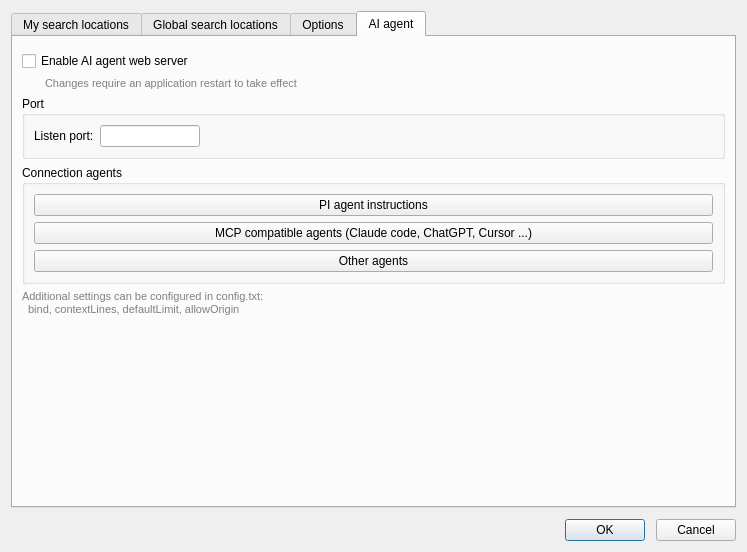
First picture: the form in dialogs/SettingsDialog.ui, repository otengler/CodeBeagle, before the edit.
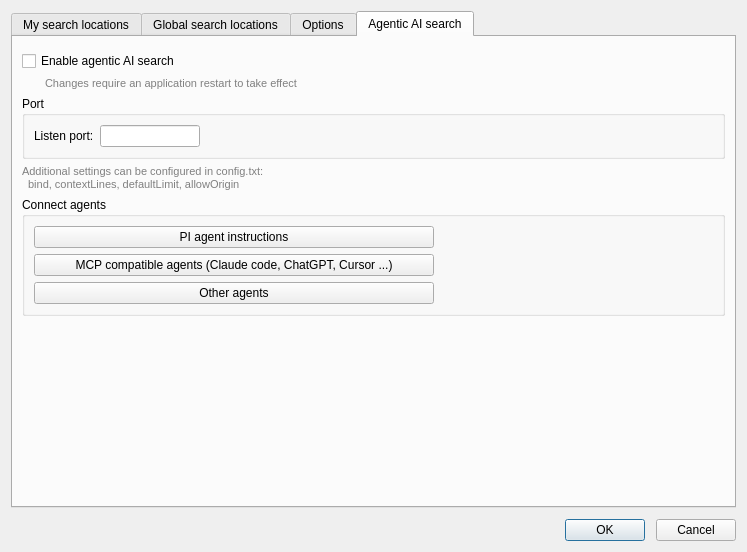
Second picture: the form after the edit. The open tabs and pages were chosen to show the change. Custom widgets are drawn as their Qt base class.

What changed in the file:
```diff
--- a/dialogs/SettingsDialog.ui
+++ b/dialogs/SettingsDialog.ui
@@ -446,7 +446,7 @@
      </widget>
      <widget class="QWidget" name="tabAgent">
       <attribute name="title">
-       <string>AI agent</string>
+       <string>Agentic AI search</string>
       </attribute>
       <layout class="QVBoxLayout" name="verticalLayoutAgent">
        <property name="leftMargin">
@@ -463,12 +463,12 @@
        </property>
        <item>
         <widget class="QCheckBox" name="checkAgentEnabled">
-         <property name="text">
-          <string>Enable AI agent web server</string>
-         </property>
          <property name="toolTip">
           <string>When enabled, AI agents can search code via HTTP requests to the configured port. Requires restart to take effect.</string>
          </property>
+         <property name="text">
+          <string>Enable agentic AI search</string>
+         </property>
         </widget>
        </item>
        <item>
@@ -520,14 +520,34 @@
          </layout>
         </widget>
        </item>
+       <item>
+        <widget class="QLabel" name="labelAgentInfo">
+         <property name="styleSheet">
+          <string notr="true">color: gray; font-size: 11px;</string>
+         </property>
+         <property name="text">
+          <string>Additional settings can be configured in config.txt:
+  bind, contextLines, defaultLimit, allowOrigin</string>
+         </property>
+         <property name="wordWrap">
+          <bool>true</bool>
+         </property>
+        </widget>
+       </item>
        <item>
         <widget class="QGroupBox" name="groupBoxConnectionAgents">
          <property name="title">
-          <string>Connection agents</string>
+          <string>Connect agents</string>
          </property>
          <layout class="QVBoxLayout" name="verticalLayoutConnectionAgents">
           <item>
            <widget class="QPushButton" name="buttonPiAgentInstructions">
+            <property name="maximumSize">
+             <size>
+              <width>400</width>
+              <height>16777215</height>
+             </size>
+            </property>
             <property name="text">
              <string>PI agent instructions</string>
             </property>
@@ -535,6 +555,12 @@
           </item>
           <item>
            <widget class="QPushButton" name="buttonMcpAgentInstructions">
+            <property name="maximumSize">
+             <size>
+              <width>400</width>
+              <height>16777215</height>
+             </size>
+            </property>
             <property name="text">
              <string>MCP compatible agents (Claude code, ChatGPT, Cursor ...)</string>
             </property>
@@ -542,6 +568,12 @@
           </item>
           <item>
            <widget class="QPushButton" name="buttonOtherAgentInstructions">
+            <property name="maximumSize">
+             <size>
+              <width>400</width>
+              <height>16777215</height>
+             </size>
+            </property>
             <property name="text">
              <string>Other agents</string>
             </property>
@@ -550,20 +582,6 @@
          </layout>
         </widget>
        </item>
-       <item>
-        <widget class="QLabel" name="labelAgentInfo">
-         <property name="text">
-          <string>Additional settings can be configured in config.txt:
-  bind, contextLines, defaultLimit, allowOrigin</string>
-         </property>
-         <property name="wordWrap">
-          <bool>true</bool>
-         </property>
-         <property name="styleSheet">
-          <string notr="true">color: gray; font-size: 11px;</string>
-         </property>
-        </widget>
-       </item>
        <item>
         <spacer name="verticalSpacerAgent">
          <property name="orientation">
```
Left out of the diff: 7 changed lines with no effect on the pictures.
